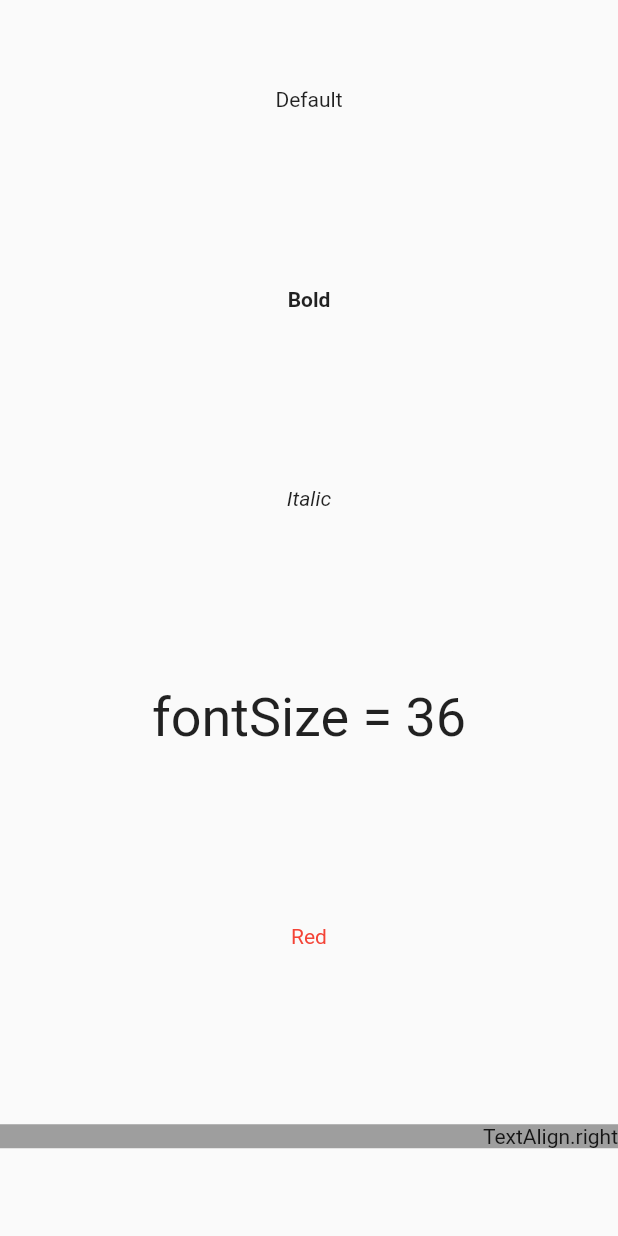
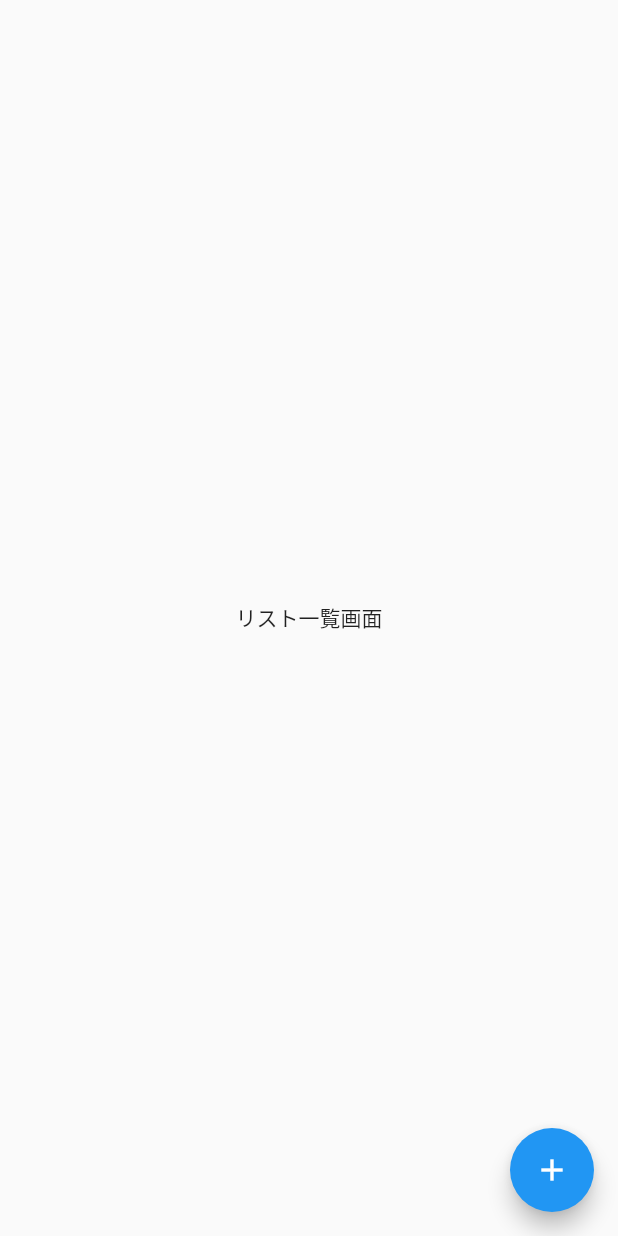
Before and after one commit to Nao0722/zen, a Flutter app: the screen it shows after launch, on a phone screen of 412 x 824 dp. Run offline on Flutter 3.47's test engine with Material 2 defaults, Android fonts, the phone set to English and light mode, and no system bars.

Commit message:
todolist made

```diff
--- a/lib/main.dart
+++ b/lib/main.dart
@@ -1,34 +1,51 @@
+
+
 import 'package:flutter/material.dart';
 
 void main() => runApp(MyApp());
 
 class MyApp extends StatelessWidget {
+  const MyApp({super.key});
+
   @override
   Widget build(BuildContext context) {
     return MaterialApp(
-      title: 'Flutter Demo',
-      theme: ThemeData(primarySwatch: Colors.blue),
-      home: Scaffold(
-        body: Column(
-          mainAxisAlignment: MainAxisAlignment.spaceAround,
-          children: <Widget>[
-            // デフォルト表示
-            Text('Default'),
-            // 太さを指定
-            Text('Bold', style: TextStyle(fontWeight: FontWeight.bold)),
-            // スタイルを指定
-            Text('Italic', style: TextStyle(fontStyle: FontStyle.italic)),
-            // サイズを指定
-            Text('fontSize = 36', style: TextStyle(fontSize: 36)),
-            // 色を指定
-            Text('Red', style: TextStyle(color: Colors.red)),
-            Container(
-              width: double.infinity,
-              color: Colors.grey,
-              // 表示位置を指定
-              child: Text('TextAlign.right', textAlign: TextAlign.right),
-            ),
-          ],
+      home: TodoListPage(),
+    );
+  }
+}
+
+class TodoListPage extends StatelessWidget {
+  @override
+  Widget build(BuildContext context) {
+    return Scaffold(
+      body: Center(
+        child: Text('リスト一覧画面'),
+      ),
+      floatingActionButton: FloatingActionButton(
+        onPressed: () {
+          Navigator.of(context).push(
+            MaterialPageRoute(builder: (context) {
+              return TodoAddPage();
+            }),
+          );
+        },
+        child: Icon(Icons.add),
+      ),
+    );
+  }
+}
+
+class TodoAddPage extends StatelessWidget {
+  @override
+  Widget build(BuildContext context) {
+    return Scaffold(
+      body: Center(
+        child: TextButton(
+          onPressed: () {
+            Navigator.of(context).pop();
+          },
+          child: Text('リスト追加画面(クリックで戻る)'),
         ),
       ),
     );
```
